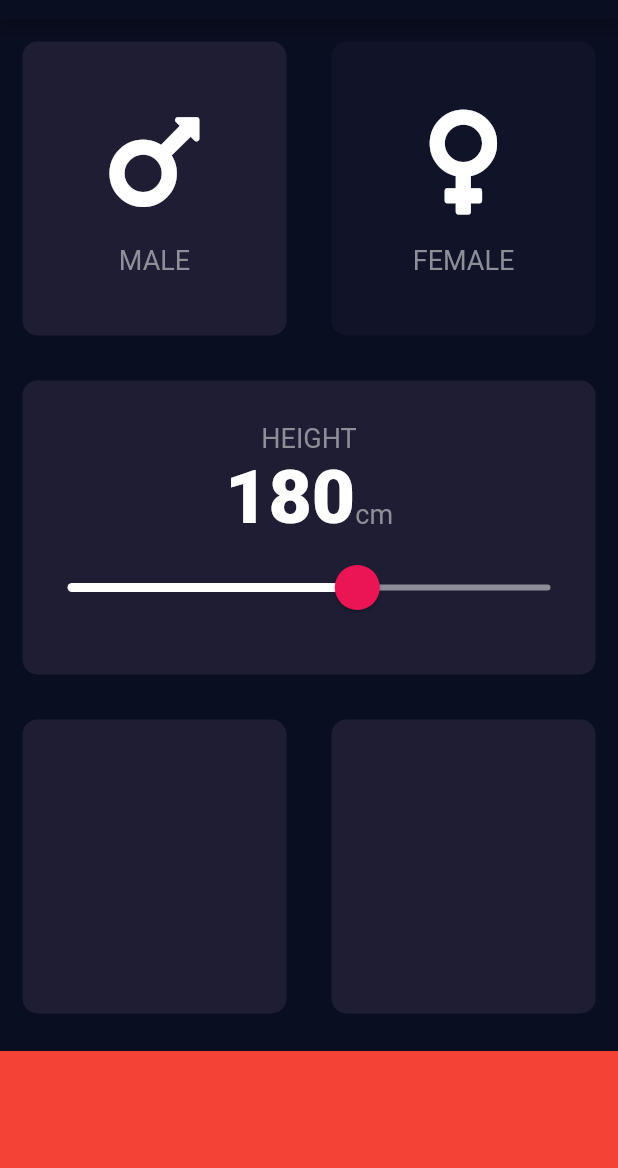
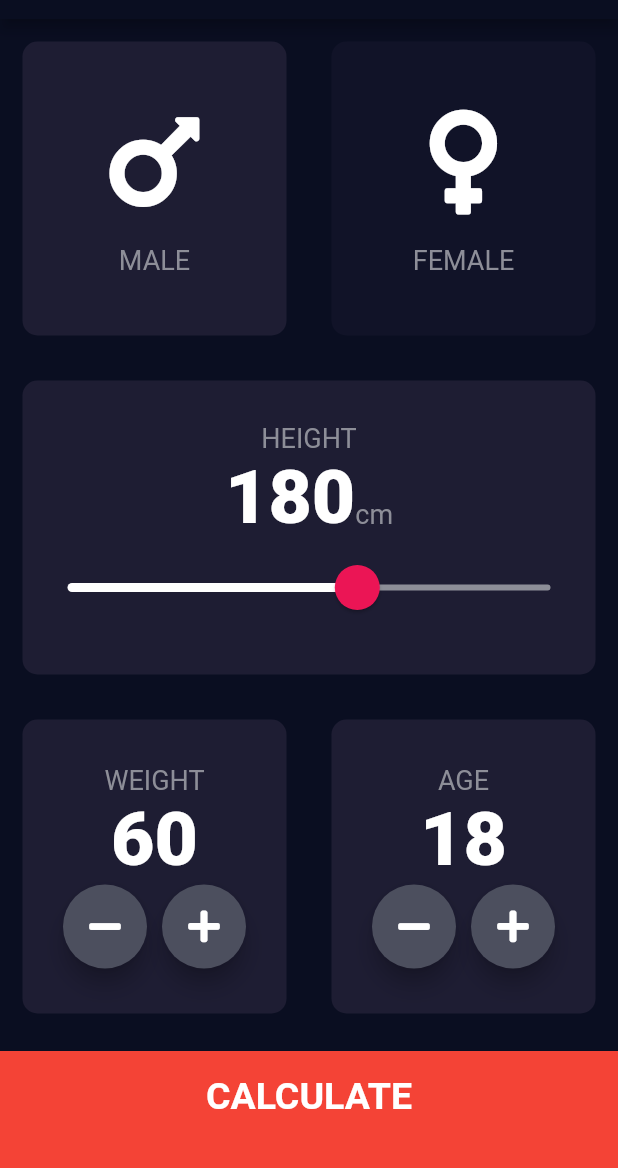
Before and after one commit to namnguyen191/flutter-bmi-calculator, a Flutter app: the screen it shows after launch, on a phone screen of 412 x 824 dp, the part 65-1233 px from its top. Run offline on Flutter 3.47's test engine with Material 2 defaults, Android fonts, the phone set to English and light mode, and no system bars; our stand-ins replace font_awesome_flutter.

Commit message:
complete project

```diff
--- /dev/null
+++ b/lib/bottom_button.dart
@@ -0,0 +1,35 @@
+import 'package:flutter/material.dart';
+
+import 'constants.dart';
+
+class BottomButton extends StatelessWidget {
+  final VoidCallback onTap;
+  final String buttonTitle;
+
+  const BottomButton({
+    Key? key,
+    required this.onTap,
+    required this.buttonTitle,
+  }) : super(key: key);
+
+  @override
+  Widget build(BuildContext context) {
+    return GestureDetector(
+      onTap: onTap,
+      child: Container(
+        padding: const EdgeInsets.only(
+          bottom: 20,
+        ),
+        color: kBottomCardColor,
+        height: 80,
+        margin: const EdgeInsets.only(top: 10),
+        child: Center(
+          child: Text(
+            buttonTitle,
+            style: kLargeButtonTextStyle,
+          ),
+        ),
+      ),
+    );
+  }
+}
--- /dev/null
+++ b/lib/calculator_brain.dart
@@ -0,0 +1,38 @@
+import 'dart:math';
+
+class CalculatorBrain {
+  final int height;
+  final int weight;
+
+  double _bmi = 0;
+
+  CalculatorBrain({required this.height, required this.weight}) {
+    calculateBMI();
+  }
+
+  String calculateBMI() {
+    _bmi = weight / pow((height / 100), 2);
+
+    return _bmi.toStringAsFixed(1);
+  }
+
+  String getResult() {
+    if (_bmi >= 25) {
+      return 'Overweight';
+    } else if (_bmi > 18.5) {
+      return 'Normal';
+    } else {
+      return 'Underweight';
+    }
+  }
+
+  String getInterpretation() {
+    if (_bmi >= 25) {
+      return 'You have a "higher than normal" body weight. So start excercising and eat less you hippo.';
+    } else if (_bmi > 18.5) {
+      return 'You have a normal body weight, this is fatphobic and unacceptable.';
+    } else {
+      return 'You have a lower than normal body weight. Are you from Africa by any chance';
+    }
+  }
+}
--- a/lib/input_page.dart
+++ b/lib/input_page.dart
@@ -1,8 +1,12 @@
+import 'package:bmi_calculator/calculator_brain.dart';
 import 'package:bmi_calculator/constants.dart';
+import 'package:bmi_calculator/results_page.dart';
 import 'package:bmi_calculator/reusable_card.dart';
+import 'package:bmi_calculator/round_icon_button.dart';
 import 'package:flutter/material.dart';
 import 'package:font_awesome_flutter/font_awesome_flutter.dart';
 
+import 'bottom_button.dart';
 import 'icon_content.dart';
 
 const Widget defaultEmptyChild = Text('Empty Child');
@@ -20,6 +24,8 @@ class MyHomePage extends StatefulWidget {
 class _MyHomePageState extends State<MyHomePage> {
   Gender activeGender = Gender.male;
   int height = 180;
+  int weight = 60;
+  int age = 18;
 
   void setAtiveGender(Gender gender) {
     activeGender = gender;
@@ -125,25 +131,110 @@ class _MyHomePageState extends State<MyHomePage> {
             ),
             Expanded(
               child: Row(
-                children: const [
+                children: [
                   Expanded(
                     child: ReusableCard(
                       color: kActiveCardColor,
+                      cardChild: Column(
+                        mainAxisAlignment: MainAxisAlignment.center,
+                        children: [
+                          const Text(
+                            'WEIGHT',
+                            style: kLabelTextStyle,
+                          ),
+                          Text(
+                            weight.toString(),
+                            style: kNumberTextStyle,
+                          ),
+                          Row(
+                            mainAxisAlignment: MainAxisAlignment.center,
+                            children: [
+                              RoundIconButton(
+                                onPressCallback: () {
+                                  setState(() {
+                                    weight--;
+                                  });
+                                },
+                                icon: FontAwesomeIcons.minus,
+                              ),
+                              const SizedBox(
+                                width: 10,
+                              ),
+                              RoundIconButton(
+                                onPressCallback: () {
+                                  setState(() {
+                                    weight++;
+                                  });
+                                },
+                                icon: FontAwesomeIcons.plus,
+                              ),
+                            ],
+                          )
+                        ],
+                      ),
                     ),
                   ),
                   Expanded(
                     child: ReusableCard(
                       color: kActiveCardColor,
+                      cardChild: Column(
+                        mainAxisAlignment: MainAxisAlignment.center,
+                        children: [
+                          const Text(
+                            'AGE',
+                            style: kLabelTextStyle,
+                          ),
+                          Text(
+                            age.toString(),
+                            style: kNumberTextStyle,
+                          ),
+                          Row(
+                            mainAxisAlignment: MainAxisAlignment.center,
+                            children: [
+                              RoundIconButton(
+                                onPressCallback: () {
+                                  setState(() {
+                                    age--;
+                                  });
+                                },
+                                icon: FontAwesomeIcons.minus,
+                              ),
+                              const SizedBox(
+                                width: 10,
+                              ),
+                              RoundIconButton(
+                                onPressCallback: () {
+                                  setState(() {
+                                    age++;
+                                  });
+                                },
+                                icon: FontAwesomeIcons.plus,
+                              ),
+                            ],
+                          )
+                        ],
+                      ),
                     ),
                   ),
                 ],
               ),
             ),
-            Container(
-              color: kBottomCardColor,
-              height: 80,
-              margin: const EdgeInsets.only(top: 10),
-            )
+            BottomButton(
+              onTap: () {
+                CalculatorBrain calc =
+                    CalculatorBrain(height: height, weight: weight);
+
+                Navigator.push(
+                    context,
+                    MaterialPageRoute(
+                        builder: (context) => ResultsPage(
+                              bmiResult: calc.calculateBMI(),
+                              resultText: calc.getResult(),
+                              interpretation: calc.getInterpretation(),
+                            )));
+              },
+              buttonTitle: 'CALCULATE',
+            ),
           ],
         ));
   }
--- /dev/null
+++ b/lib/round_icon_button.dart
@@ -0,0 +1,24 @@
+import 'package:flutter/material.dart';
+
+class RoundIconButton extends StatelessWidget {
+  final IconData? icon;
+  final VoidCallback? onPressCallback;
+
+  const RoundIconButton({Key? key, this.icon, this.onPressCallback})
+      : super(key: key);
+
+  @override
+  Widget build(BuildContext context) {
+    return RawMaterialButton(
+      onPressed: onPressCallback,
+      shape: const CircleBorder(),
+      fillColor: const Color(0xFF4C4F5E),
+      constraints: const BoxConstraints.tightFor(
+        width: 56,
+        height: 56,
+      ),
+      elevation: 6,
+      child: Icon(icon),
+    );
+  }
+}
```
Also changed, not shown: lib/constants.dart (+20 -0 lines), lib/results_page.dart (added, +74 -0 lines).
